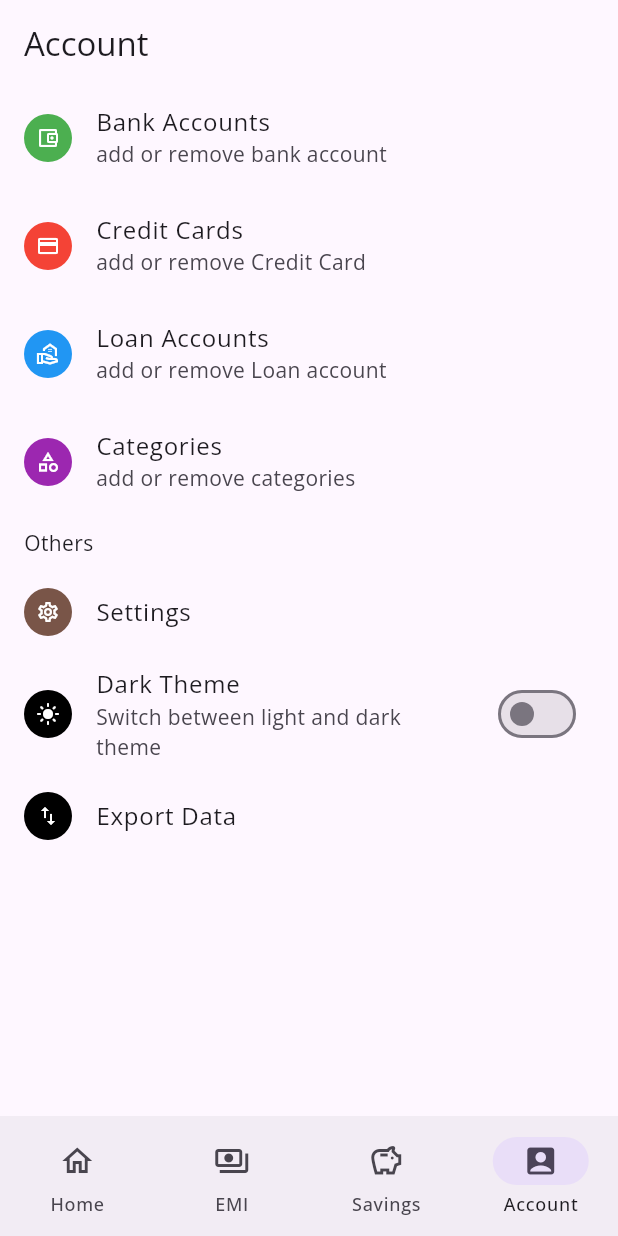
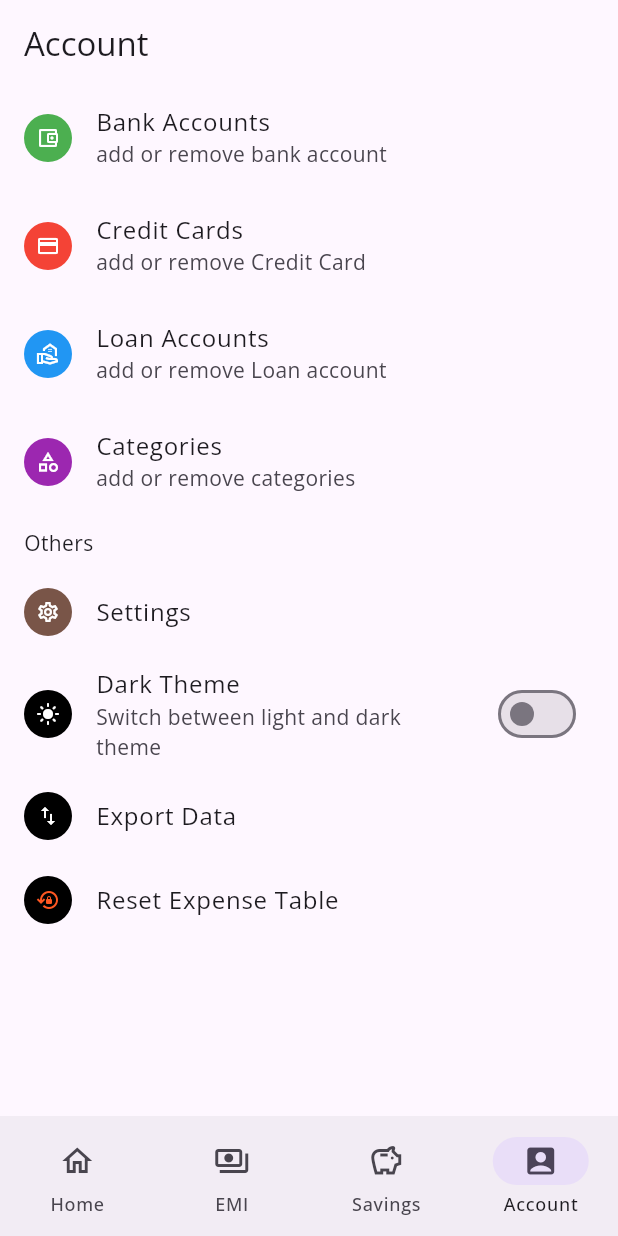
Before and after one commit to leo-elstin/rupiah, a Flutter app: the screen it shows after launch, item 4 of the bottom bar chosen, on a phone screen of 412 x 824 dp. Run offline on Flutter 3.47's test engine with Material 3 defaults, Android fonts, the phone set to English and light mode, and no system bars; our stand-ins replace appwrite, bloc, currency_text_input_formatter, drift, flutter_bloc, flutter_riverpod and 4 more; missing offline and left inert: drift_db_viewer, feedback; accounts and stored records are empty; generated files the repository leaves out were written again.

Commit message:
emi calculation fixes

```diff
--- a/lib/model/entity/expense_entity.dart
+++ b/lib/model/entity/expense_entity.dart
@@ -26,7 +26,7 @@ class ExpenseEntity {
     Map<String, dynamic> map,
   ) {
     int seconds = map['date'] ?? 0;
-    var date = DateTime.fromMillisecondsSinceEpoch(seconds * 1000);
+    var date = DateTime.fromMillisecondsSinceEpoch(seconds);
     return ExpenseEntity(
       dateTime: map['date'] != null ? date : null,
       amount: map['amount'] ?? 0.0,
--- a/lib/view/account/account_view.dart
+++ b/lib/view/account/account_view.dart
@@ -1,3 +1,4 @@
+import 'package:expense_kit/model/database/database.dart';
 import 'package:expense_kit/view/account/account_list.dart';
 import 'package:expense_kit/view_model/settings/settings_cubit.dart';
 import 'package:flutter/material.dart';
@@ -177,6 +178,24 @@ class _AccountViewState extends State<AccountView> {
             ),
             onTap: () {},
           ),
+          ListTile(
+            title: const Text('Reset Expense Table'),
+            leading: Container(
+              padding: const EdgeInsets.all(8),
+              decoration: const BoxDecoration(
+                shape: BoxShape.circle,
+                color: Colors.black,
+              ),
+              child: const Icon(
+                Icons.lock_reset_outlined,
+                color: Colors.deepOrange,
+                size: 16,
+              ),
+            ),
+            onLongPress: () {
+              database.delete(database.expense).go();
+            },
+          ),
         ],
       ),
     );
--- a/lib/view_model/emi/create_emi_state.dart
+++ b/lib/view_model/emi/create_emi_state.dart
@@ -14,6 +14,8 @@ class CreateEMIState extends StateNotifier<EMIEntity> {
 
     List<ExpenseCompanion> companion = [];
     List.generate(count, (index) {
+      print(index);
+      print(Jiffy.now().add(months: index).dateTime);
       companion.add(
         ExpenseCompanion.insert(
           amount: emi.amount,
@@ -23,7 +25,7 @@ class CreateEMIState extends StateNotifier<EMIEntity> {
           isEMI: const Value(true),
           emiId: Value(data.id),
           description: Value(emi.description),
-          date: Value(Jiffy.now().add(months: index - 1).dateTime),
+          date: Value(Jiffy.now().add(months: index).dateTime),
         ),
       );
     });
```
Also changed, not shown: lib/view/expense/expense_list.dart (+47 -6 lines), lib/view_model/expense_card_state.dart (+0 -23 lines).
